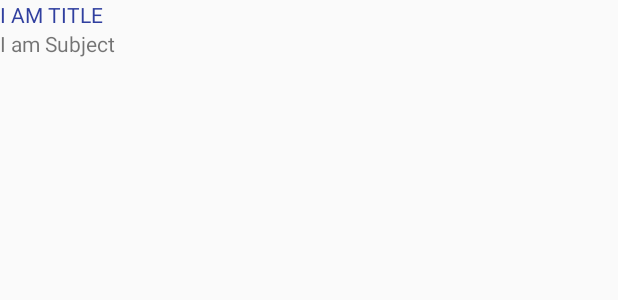
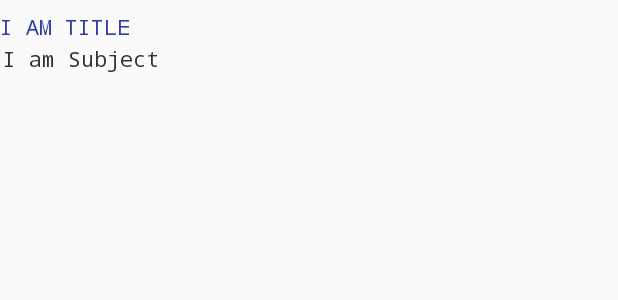
Before and after one commit to Harshahs240416/InfyProject, an Android app: the layout list_item.xml on its own in the app's theme, with its tools: preview values and no code run, on a phone screen of 412 x 824 dp. Shown: the top 300 px of the screen. Run offline under Robolectric (Android 15) with nearby library versions, the phone set to English and light mode, and no system bars.

```diff
--- a/app/src/main/java/com/infy/main/MainActivity.java
+++ b/app/src/main/java/com/infy/main/MainActivity.java
@@ -14,10 +14,14 @@ public class MainActivity extends AppCompatActivity {
     protected void onCreate(Bundle savedInstanceState) {
         super.onCreate(savedInstanceState);
         setContentView(R.layout.activity_main);
+        setActionBarTitle("");
         FragmentManager fragmentManager = getFragmentManager();
         android.app.FragmentTransaction fragmentTransaction = fragmentManager.beginTransaction();
         fragmentTransaction.add(R.id.list_container, new MainFragment());
         fragmentTransaction.commit();
 
     }
+    public void setActionBarTitle(String title) {
+        getSupportActionBar().setTitle(title);
+    }
 }
--- a/app/src/main/res/layout/activity_main.xml
+++ b/app/src/main/res/layout/activity_main.xml
@@ -6,7 +6,7 @@
     android:layout_height="match_parent"
     tools:context="com.infy.main.MainActivity">
 
-    <FrameLayout
+     <FrameLayout
         android:id="@+id/list_container"
         android:layout_width="match_parent"
         android:layout_height="match_parent"
--- a/app/src/main/res/layout/list_item.xml
+++ b/app/src/main/res/layout/list_item.xml
@@ -1,45 +1,50 @@
 <?xml version="1.0" encoding="utf-8"?>
 <RelativeLayout xmlns:android="http://schemas.android.com/apk/res/android"
-    android:orientation="vertical"
     android:layout_width="match_parent"
     android:layout_height="wrap_content"
-    >
+    android:orientation="vertical"
+    android:theme="@style/ThemeOverlay.AppCompat.Dark">
+
 
     <TextView
         android:id="@+id/title"
         android:layout_width="match_parent"
         android:layout_height="wrap_content"
+        android:paddingTop="8dp"
         android:text="I am Title"
         android:textAllCaps="true"
-        android:textColor="@color/colorPrimaryDark"/>
+        android:textColor="@color/colorPrimaryDark"
+        android:typeface="monospace"
+        android:theme="@android:style/Theme.Holo"
+        />
 
     <LinearLayout
         android:layout_width="match_parent"
         android:layout_height="wrap_content"
         android:layout_below="@id/title"
-        android:orientation="horizontal">
+        android:orientation="horizontal"
+        android:theme="@android:style/Theme.Holo.Light">
 
         <TextView
             android:id="@+id/subject"
             android:layout_width="0dp"
             android:layout_height="wrap_content"
-        android:text="I am Subject"
             android:layout_gravity="left"
-        android:layout_weight="2"
+            android:layout_weight="3"
             android:maxLines="3"
             android:minLines="3"
-
-        />
+            android:padding="2dp"
+            android:text="I am Subject"
+            android:typeface="monospace" />
 
         <ImageView
             android:id="@+id/display_pic"
             android:layout_width="0dp"
             android:layout_height="fill_parent"
+            android:layout_gravity="right"
             android:layout_weight="1"
-        android:layout_gravity="right"
             android:adjustViewBounds="true"
-        android:scaleType="fitXY"
-        />
+            android:scaleType="fitXY" />
     </LinearLayout>
 
 </RelativeLayout>
```
Also changed, not shown: app/src/main/java/com/infy/adapter/ListAdapter.java (+6 -20 lines), app/src/main/java/com/infy/fragments/MainFragment.java (+24 -5 lines). Lines whose indentation alone changed are shown as unchanged.
